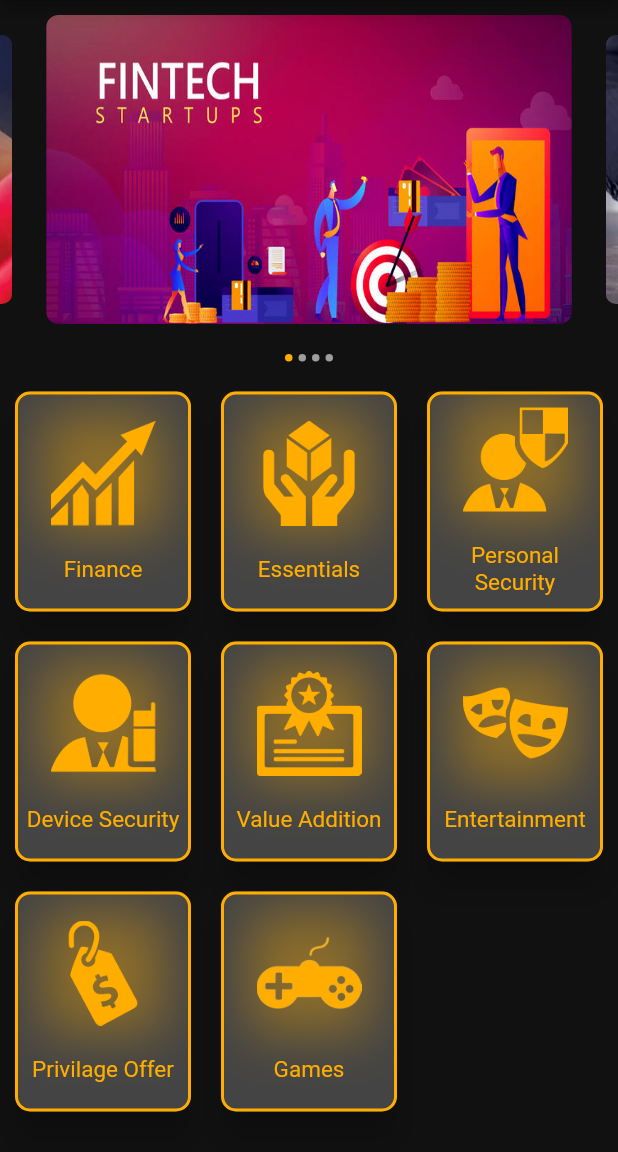
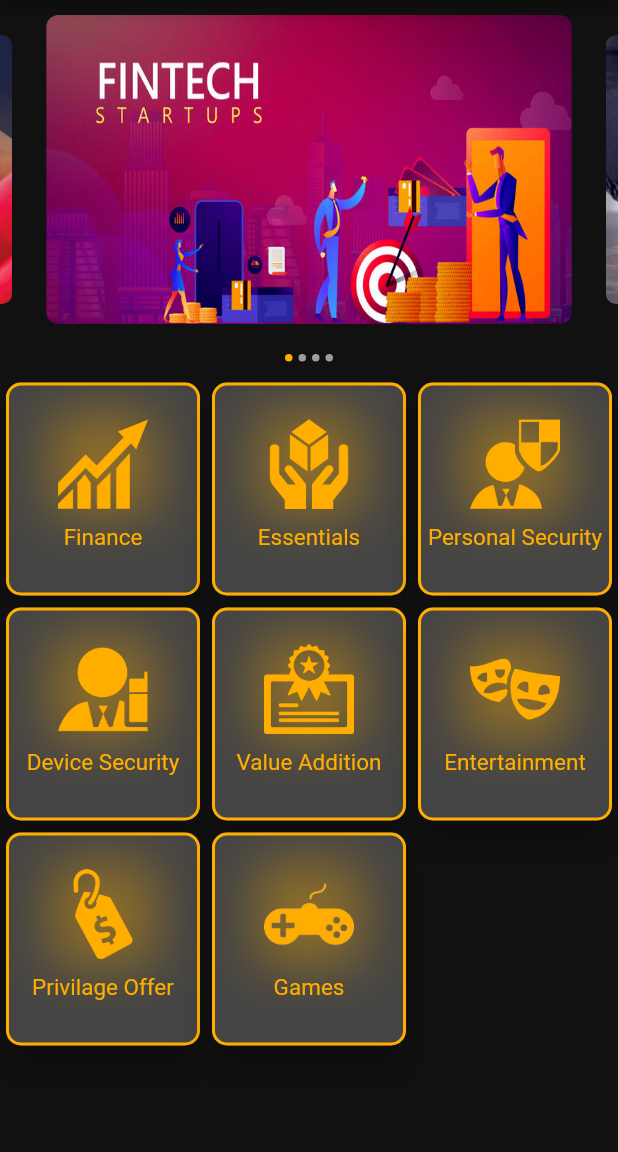
Before and after one commit to geniesoftsyatem/GSSProduct, a Flutter app: the HomeScreen screen opened directly, on a phone screen of 412 x 824 dp, the part 84-1236 px from its top. Run offline on Flutter 3.47's test engine with Material 2 defaults, Android fonts, the phone set to English and light mode, and no system bars; drawn by our look-alikes of carousel_slider; our stand-ins replace datetime_picker_formfield, device_info, dio, dotted_border, file_picker, flutter_animation_progress_bar and 16 more; missing offline and left inert: android_intent_plus, device_apps, flutter_animated_dialog, mime_type, syncfusion_flutter_pdfviewer; accounts and stored records are empty.

Commit message:
home page ui changed

```diff
--- a/lib/Screens/home_screen.dart
+++ b/lib/Screens/home_screen.dart
@@ -343,7 +343,7 @@ class MyHomeClass extends State<HomeScreen> {
                           children: [
                             GridView.count(
                               crossAxisCount: 3,
-                              childAspectRatio: width / 500,
+                              childAspectRatio: width / 450,
                               shrinkWrap: true,
                               physics: const NeverScrollableScrollPhysics(),
                               children: homepageList.map((e) {
@@ -407,8 +407,8 @@ class MyHomeClass extends State<HomeScreen> {
                                           color: Color(0xFFFFAE00),
                                           width: 2.0,
                                         )),
-                                    margin: const EdgeInsets.symmetric(
-                                        vertical: 10.0, horizontal: 10.0),
+                                    // margin: const EdgeInsets.symmetric(
+                                    //     vertical: 10.0, horizontal: 10.0),
                                     color: const Color(0xFF444444),
                                     child: Center(
                                       child: Column(
@@ -427,13 +427,13 @@ class MyHomeClass extends State<HomeScreen> {
                                             ),
                                             child: Image(
                                               image: AssetImage(e.image),
-                                              width: 70.0,
-                                              height: 70.0,
+                                              width: 60.0,
+                                              height: 60.0,
                                             ),
                                           ),
                                           Container(
                                             margin:
-                                                const EdgeInsets.only(top: 20, left: 5.0, right: 5.0),
+                                                const EdgeInsets.only(top: 10, left: 5.0, right: 5.0, bottom: 5.0),
                                             child: Text(
                                               e.name,
                                               style: const TextStyle(
```
Also changed, not shown: pubspec.lock.
